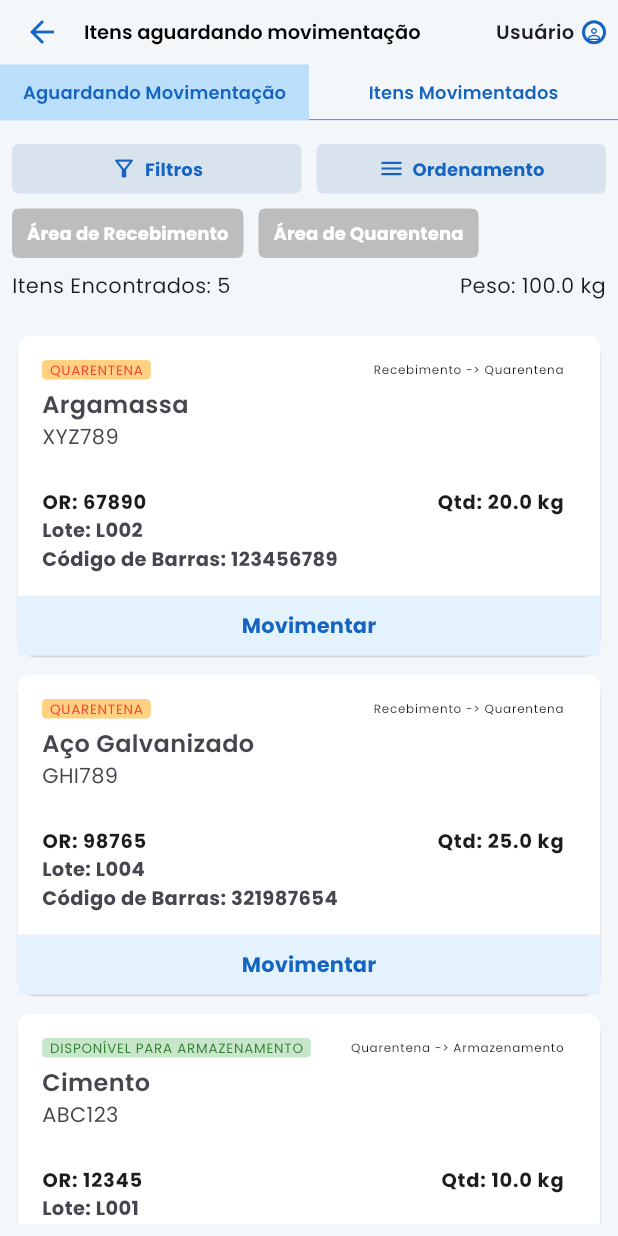
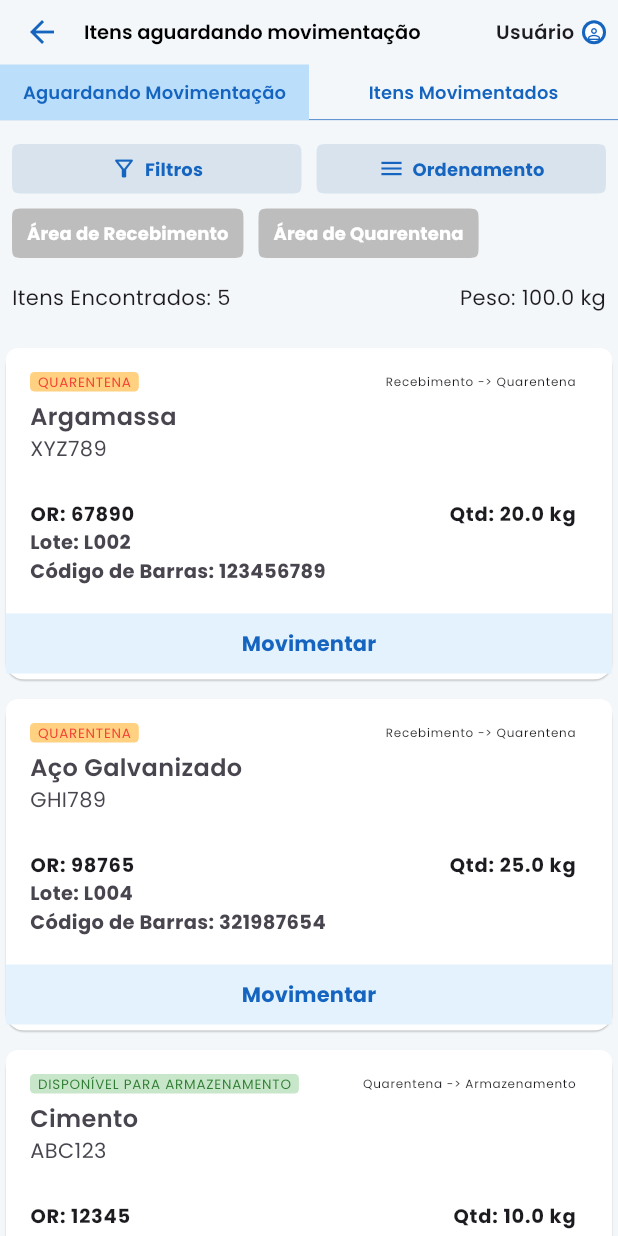
Before and after one commit to LucasMenezeslc/test_handcom_app, a Flutter app: the MovementsPage screen opened by its route, on a phone screen of 412 x 824 dp. Run offline on Flutter 3.47's test engine with Material 3 defaults, Android fonts, the phone set to English and light mode, and no system bars; our stand-ins replace flutter_mobx, flutter_modular, mobx; generated files the repository leaves out were written again.

Commit message:
Project Based

```diff
--- /dev/null
+++ b/devtools_options.yaml
@@ -0,0 +1 @@
+extensions:
--- a/lib/app/modules/movements/presenter/components/filters_widget.dart
+++ b/lib/app/modules/movements/presenter/components/filters_widget.dart
@@ -54,8 +54,7 @@ class FiltersWidget extends StatelessWidget {
                       enabledColor: true,
                       enabledIcon: false,
                       onPressed: () {
-                        if (store.onFilter) {
-                        } else {
+                        if (!store.onFilter) {
                           store.onFilter = true;
                           return store.updateListFilter(productList, false);
                         }
@@ -72,8 +71,7 @@ class FiltersWidget extends StatelessWidget {
                       enabledColor: true,
                       enabledIcon: false,
                       onPressed: () {
-                        if (store.onFilter) {
-                        } else {
+                        if (!store.onFilter) {
                           store.onFilter = true;
                           return store.updateListFilter(productList, true);
                         }
@@ -84,14 +82,13 @@ class FiltersWidget extends StatelessWidget {
                     ),
                   ),
                   const SizedBox(width: 10),
-                  store.onFilter
-                      ? IconButton(
-                          icon: const Icon(Icons.clear),
-                          onPressed: () {
-                            store.resetFilter();
-                          },
-                        )
-                      : const SizedBox()
+                  if (store.onFilter)
+                    IconButton(
+                      icon: const Icon(Icons.clear),
+                      onPressed: () {
+                        store.resetFilter();
+                      },
+                    )
                 ],
               ),
             ],
--- a/lib/app/modules/movements/presenter/components/item_card_widget.dart
+++ b/lib/app/modules/movements/presenter/components/item_card_widget.dart
@@ -8,19 +8,19 @@ import 'package:test_handcom_app/app/modules/movements/presenter/movements_store
 class ItemCardWidget extends StatelessWidget {
   final Product item;
 
-  ItemCardWidget({super.key, required this.item});
+  ItemCardWidget({Key? key, required this.item}) : super(key: key);
 
   final store = Modular.get<MovementsStore>();
+
   @override
   Widget build(BuildContext context) {
     return Padding(
       padding: const EdgeInsets.only(bottom: 5.0),
-      child: SizedBox(
-        width: 400,
       child: Card(
         color: AppColors.white,
         elevation: 0.5,
         child: Column(
+          crossAxisAlignment: CrossAxisAlignment.stretch,
           children: [
             Container(
               decoration: BoxDecoration(
@@ -49,8 +49,8 @@ class ItemCardWidget extends StatelessWidget {
                               borderRadius: BorderRadius.circular(3),
                             ),
                             child: Padding(
-                                padding: const EdgeInsets.only(
-                                    left: 5.0, right: 5.0),
+                              padding:
+                                  const EdgeInsets.only(left: 5.0, right: 5.0),
                               child: Text(
                                 item.status
                                     ? "DISPONÍVEL PARA ARMAZENAMENTO"
@@ -133,13 +133,9 @@ class ItemCardWidget extends StatelessWidget {
                 ),
               ),
             ),
-              SizedBox(
-                height: 40,
-                width: double.infinity,
-                child: ElevatedButton(
+            ElevatedButton(
               onPressed: () async {
-                    await store.confirmProductMoved(
-                        item: item, context: context);
+                await store.confirmProductMoved(item: item, context: context);
               },
               style: ButtonStyle(
                 elevation: const MaterialStatePropertyAll(0),
@@ -160,9 +156,7 @@ class ItemCardWidget extends StatelessWidget {
                 ),
               ),
             ),
-              ),
           ],
-          ),
         ),
       ),
     );
--- a/lib/app/modules/movements/presenter/components/tabs_widget.dart
+++ b/lib/app/modules/movements/presenter/components/tabs_widget.dart
@@ -10,39 +10,45 @@ class TabsWidget extends StatelessWidget {
   final ObservableList<Product> productsList;
 
   const TabsWidget({
-    super.key,
+    Key? key,
     required this.itemFoundQuantity,
     required this.totalQuantity,
     required this.productsList,
-  });
+  }) : super(key: key);
 
   @override
   Widget build(BuildContext context) {
-    return Padding(
+    return CustomScrollView(
+      slivers: [
+        SliverPadding(
           padding: const EdgeInsets.all(8.0),
-      child: Column(
-        children: [
-          FiltersWidget(productList: productsList),
-          Row(
+          sliver: SliverToBoxAdapter(
+            child: FiltersWidget(productList: productsList),
+          ),
+        ),
+        SliverPadding(
+          padding: const EdgeInsets.symmetric(horizontal: 8.0),
+          sliver: SliverToBoxAdapter(
+            child: Row(
               mainAxisAlignment: MainAxisAlignment.spaceBetween,
               children: [
                 Text('Itens Encontrados: $itemFoundQuantity'),
                 Text('Peso: $totalQuantity kg'),
               ],
             ),
-          const SizedBox(height: 20),
-          Expanded(
-            child: ListView.builder(
-              shrinkWrap: true,
-              itemCount: productsList.length,
-              itemBuilder: (context, index) {
+          ),
+        ),
+        const SliverToBoxAdapter(child: SizedBox(height: 20)),
+        SliverList(
+          delegate: SliverChildBuilderDelegate(
+            (BuildContext context, int index) {
               final item = productsList[index];
               return ItemCardWidget(item: item);
             },
+            childCount: productsList.length,
           ),
-          )
+        ),
       ],
-      ),
     );
   }
 }
--- a/lib/app/modules/movements/presenter/movements_page.dart
+++ b/lib/app/modules/movements/presenter/movements_page.dart
@@ -6,7 +6,7 @@ import 'package:test_handcom_app/app/modules/movements/presenter/components/tabs
 import 'package:test_handcom_app/app/modules/movements/presenter/movements_store.dart';
 
 class MovementsPage extends StatefulWidget {
-  const MovementsPage({super.key});
+  const MovementsPage({Key? key});
 
   @override
   State<MovementsPage> createState() => _MovementsPageState();
```
Lines whose indentation alone changed are shown as unchanged.
